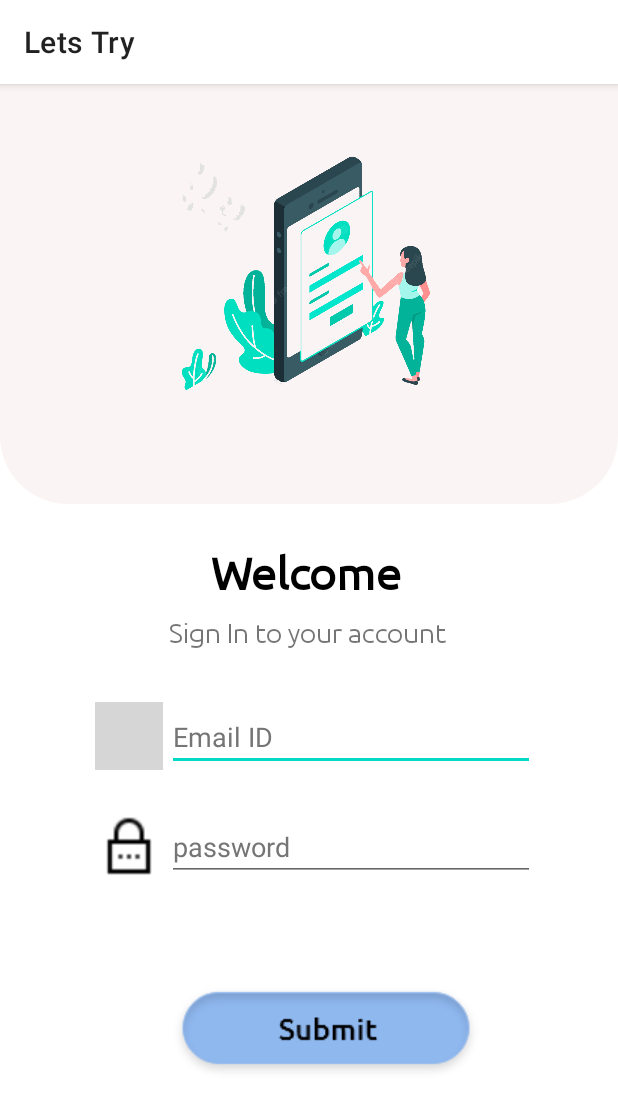
After one commit to hariTH-0828/androidStudio, an Android app: the LoginActivity screen opened directly, with no data from a screen before it, on a phone screen of 412 x 824 dp. The commit adds this screen. Shown: the top 1110 px of the screen. Run offline under Robolectric (Android 15) with nearby library versions, the phone set to English and light mode, and no system bars; grey boxes are pictures that could not be loaded.

Commit message:
Login page Added

```diff
--- a/app/build.gradle
+++ b/app/build.gradle
@@ -1,5 +1,6 @@
 plugins {
     id 'com.android.application'
+    id 'com.google.gms.google-services'
 }
 
 android {
@@ -32,6 +33,8 @@ dependencies {
     implementation 'androidx.appcompat:appcompat:1.3.0'
     implementation 'com.google.android.material:material:1.4.0'
     implementation 'androidx.constraintlayout:constraintlayout:2.0.4'
+    implementation 'com.google.firebase:firebase-analytics:17.2.2'
+    implementation 'com.google.firebase:firebase-auth:19.2.0'
     testImplementation 'junit:junit:4.13.2'
     androidTestImplementation 'androidx.test.ext:junit:1.1.3'
     androidTestImplementation 'androidx.test.espresso:espresso-core:3.4.0'
--- a/app/src/main/AndroidManifest.xml
+++ b/app/src/main/AndroidManifest.xml
@@ -14,6 +14,9 @@
         android:theme="@style/Theme.Fin"
         tools:targetApi="31">
         <activity
+            android:name=".LoginActivity"
+            android:exported="false" />
+        <activity
             android:name=".MainActivity"
             android:exported="true" />
         <activity
@@ -22,10 +25,13 @@
             android:theme="@style/splashscreen">
             <intent-filter>
                 <action android:name="android.intent.action.MAIN" />
+
                 <category android:name="android.intent.category.LAUNCHER" />
             </intent-filter>
         </activity>
-        <activity android:name=".SignupActivity" android:theme="@style/Theme.MaterialComponents.Light.NoActionBar"/>
+        <activity
+            android:name=".SignupActivity"
+            android:theme="@style/Theme.MaterialComponents.Light.NoActionBar" />
     </application>
 
 </manifest>
--- /dev/null
+++ b/app/src/main/java/test/AnggaRisky/fin/LoginActivity.java
@@ -0,0 +1,14 @@
+package test.AnggaRisky.fin;
+
+import androidx.appcompat.app.AppCompatActivity;
+
+import android.os.Bundle;
+
+public class LoginActivity extends AppCompatActivity {
+
+    @Override
+    protected void onCreate(Bundle savedInstanceState) {
+        super.onCreate(savedInstanceState);
+        setContentView(R.layout.activity_login);
+    }
+}
--- a/app/src/main/java/test/AnggaRisky/fin/MainActivity.java
+++ b/app/src/main/java/test/AnggaRisky/fin/MainActivity.java
@@ -8,11 +8,16 @@ import android.view.View;
 import android.widget.ImageButton;
 import android.widget.Toast;
 
+import com.google.android.material.snackbar.Snackbar;
+
 public class MainActivity extends AppCompatActivity {
 
     public void onClickLogin(View view){
         ImageButton loginBtn = findViewById(R.id.onLogin);
-        Toast.makeText(MainActivity.this,"There is no view for this Button", Toast.LENGTH_LONG).show();
+        loginBtn.setOnClickListener(view1 -> {
+            Intent intent = new Intent(MainActivity.this, LoginActivity.class);
+            startActivity(intent);
+        });
     }
 
     @Override
@@ -20,13 +25,10 @@ public class MainActivity extends AppCompatActivity {
         super.onCreate(savedInstanceState);
         setContentView(R.layout.activity_main);
 
-        ImageButton signup = (ImageButton) findViewById(R.id.onSignup);
-        signup.setOnClickListener(new View.OnClickListener() {
-            @Override
-            public void onClick(View view) {
-                Intent intent = new Intent(MainActivity.this, SignupActivity.class);
-                startActivity(intent);
-            }
+        ImageButton signup = findViewById(R.id.onSignup);
+        signup.setOnClickListener(view -> {
+            Intent intent = new Intent(MainActivity.this, SignupActivity.class);
+            startActivity(intent);
         });
     }
 }
--- /dev/null
+++ b/app/src/main/res/layout/activity_login.xml
@@ -0,0 +1,137 @@
+<?xml version="1.0" encoding="utf-8"?>
+<androidx.constraintlayout.widget.ConstraintLayout xmlns:android="http://schemas.android.com/apk/res/android"
+    xmlns:app="http://schemas.android.com/apk/res-auto"
+    xmlns:tools="http://schemas.android.com/tools"
+    android:layout_width="match_parent"
+    android:layout_height="match_parent"
+    tools:context=".LoginActivity">
+
+    <androidx.appcompat.widget.LinearLayoutCompat
+        android:id="@+id/linearLayoutCompat"
+        android:layout_width="wrap_content"
+        android:layout_height="280dp"
+        android:background="@drawable/signup_bgheader"
+        android:gravity="center"
+        android:orientation="vertical"
+        app:layout_constraintEnd_toEndOf="parent"
+        app:layout_constraintStart_toStartOf="parent"
+        app:layout_constraintTop_toTopOf="parent"
+        tools:ignore="MissingConstraints">
+
+        <ImageView
+            android:layout_width="wrap_content"
+            android:layout_height="wrap_content"
+            android:contentDescription="@string/bgheader"
+            android:src="@drawable/login_img"
+            tools:ignore="ImageContrastCheck" />
+    </androidx.appcompat.widget.LinearLayoutCompat>
+
+    <TextView
+        android:id="@+id/textView7"
+        android:layout_width="wrap_content"
+        android:layout_height="wrap_content"
+        android:layout_marginStart="140dp"
+        android:layout_marginTop="28dp"
+        android:layout_marginEnd="144dp"
+        android:fontFamily="@font/ubuntu"
+        android:text="@string/welcome"
+        android:textColor="@color/black"
+        android:textSize="30sp"
+        android:textStyle="bold"
+        app:layout_constraintEnd_toEndOf="parent"
+        app:layout_constraintStart_toStartOf="parent"
+        app:layout_constraintTop_toBottomOf="@+id/linearLayoutCompat" />
+
+    <TextView
+        android:id="@+id/textView8"
+        android:layout_width="wrap_content"
+        android:layout_height="wrap_content"
+        android:layout_marginStart="112dp"
+        android:layout_marginTop="12sp"
+        android:layout_marginEnd="113sp"
+        android:fontFamily="@font/ubuntu"
+        android:text="@string/loginInfo"
+        android:textSize="18sp"
+        app:layout_constraintEnd_toEndOf="parent"
+        app:layout_constraintStart_toStartOf="parent"
+        app:layout_constraintTop_toBottomOf="@+id/textView7" />
+
+    <ImageView
+        android:id="@+id/imageView5"
+        android:layout_width="45sp"
+        android:layout_height="45dp"
+        android:layout_marginStart="64dp"
+        android:layout_marginTop="132dp"
+        android:layout_marginEnd="1dp"
+        android:layout_marginBottom="28dp"
+        android:contentDescription="@string/email_icon"
+        android:src="@drawable/email_icon"
+        app:layout_constraintBottom_toTopOf="@+id/imageView6"
+        app:layout_constraintEnd_toStartOf="@+id/editText"
+        app:layout_constraintStart_toStartOf="parent"
+        app:layout_constraintTop_toBottomOf="@+id/linearLayoutCompat" />
+
+    <EditText
+        android:id="@+id/editText"
+        android:layout_width="245dp"
+        android:layout_height="45sp"
+        android:layout_marginStart="1dp"
+        android:layout_marginTop="36dp"
+        android:layout_marginEnd="56dp"
+        android:layout_marginBottom="28dp"
+        android:autofillHints=""
+        android:hint="@string/email_id"
+        android:inputType="textEmailAddress"
+        android:textColorHint="#757575"
+        app:layout_constraintBottom_toTopOf="@+id/editText2"
+        app:layout_constraintEnd_toEndOf="parent"
+        app:layout_constraintStart_toEndOf="@+id/imageView5"
+        app:layout_constraintTop_toBottomOf="@+id/textView8" />
+
+    <ImageView
+        android:id="@+id/imageView6"
+        android:layout_width="45sp"
+        android:layout_height="45sp"
+        android:layout_marginStart="64dp"
+        android:layout_marginTop="28dp"
+        android:layout_marginEnd="1dp"
+        android:contentDescription="@string/passwordicon"
+        android:src="@drawable/password_icon"
+        app:layout_constraintEnd_toStartOf="@+id/editText2"
+        app:layout_constraintStart_toStartOf="parent"
+        app:layout_constraintTop_toBottomOf="@+id/imageView5" />
+
+    <EditText
+        android:id="@+id/editText2"
+        android:layout_width="245dp"
+        android:layout_height="45dp"
+        android:layout_marginStart="1dp"
+        android:layout_marginTop="28dp"
+        android:layout_marginEnd="56dp"
+        android:autofillHints=""
+        android:hint="@string/password"
+        android:inputType="textPassword"
+        android:textColorHint="#757575"
+        app:layout_constraintEnd_toEndOf="parent"
+        app:layout_constraintStart_toEndOf="@+id/imageView6"
+        app:layout_constraintTop_toBottomOf="@+id/editText" />
+
+    <ImageButton
+        android:id="@+id/onSubmit"
+        android:layout_width="wrap_content"
+        android:layout_height="wrap_content"
+        android:layout_marginStart="112dp"
+        android:layout_marginTop="47dp"
+        android:layout_marginEnd="90dp"
+        android:layout_marginBottom="82dp"
+        android:background="@color/white"
+        android:contentDescription="@string/submitbtn"
+        android:src="@drawable/submit_button"
+        app:layout_constraintBottom_toBottomOf="parent"
+        app:layout_constraintEnd_toEndOf="parent"
+        app:layout_constraintStart_toStartOf="parent"
+        app:layout_constraintTop_toBottomOf="@+id/editText2"
+        tools:ignore="ImageContrastCheck" />
+
+
+</androidx.constraintlayout.widget.ConstraintLayout>
--- a/app/src/main/res/values-night/strings.xml
+++ b/app/src/main/res/values-night/strings.xml
@@ -8,5 +8,6 @@
     <string name="phonenoicon">phonenoIcon</string>
     <string name="bgheader">bgHeader</string>
     <string name="contactheader">contactHeader</string>
-    <string name="emailicon">emailIcon</string>
+    <string name="email_icon">eMail_icon</string>
+    <string name="email_id">Email ID</string>
 </resources>
--- a/app/src/main/res/values/colors.xml
+++ b/app/src/main/res/values/colors.xml
@@ -10,5 +10,6 @@
     <color name="index_btn_bg">#FFECAD7C</color>
     <color name="index_bg_color">#ABE0D5</color>
     <color name="signup_header">#66F4E3E3</color>
+    <color name="green">#AA26730A</color>
 
 </resources>
--- a/app/src/main/res/values/strings.xml
+++ b/app/src/main/res/values/strings.xml
@@ -17,4 +17,10 @@
     <string name="phonenoicon">phonenoIcon</string>
     <string name="bgheader">bgHeader</string>
     <string name="contactheader">contactHeader</string>
+
+    <!-- Login -->
+    <string name="loginInfo">Sign In to your account</string>
+    <string name="email_icon">eMail_icon</string>
+    <string name="email_id">Email ID</string>
+    <string name="password">password</string>
 </resources>
--- a/build.gradle
+++ b/build.gradle
@@ -1,4 +1,8 @@
-// Top-level build file where you can add configuration options common to all sub-projects/modules.
+buildscript {
+    dependencies {
+        classpath 'com.google.gms:google-services:4.3.13'
+    }
+}// Top-level build file where you can add configuration options common to all sub-projects/modules.
 plugins {
     id 'com.android.application' version '7.2.2' apply false
     id 'com.android.library' version '7.2.2' apply false
```
Also changed, not shown: app/src/main/res/drawable/login_img.png (added), app/src/main/res/drawable/logout.png (added), 1 other file.
